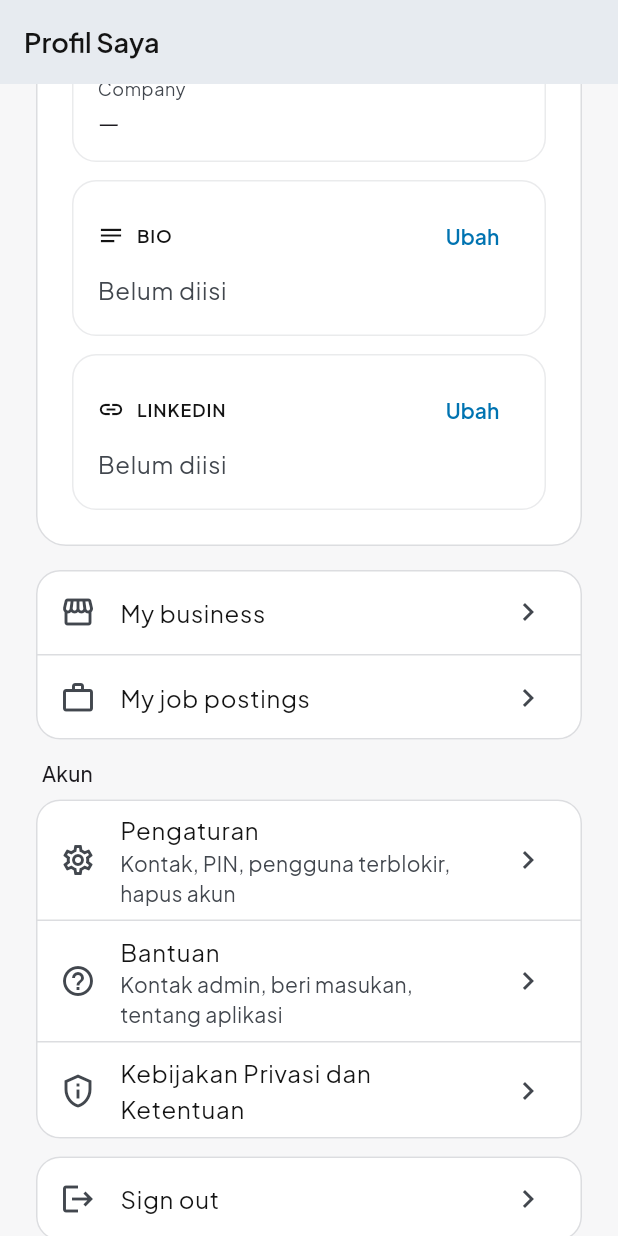
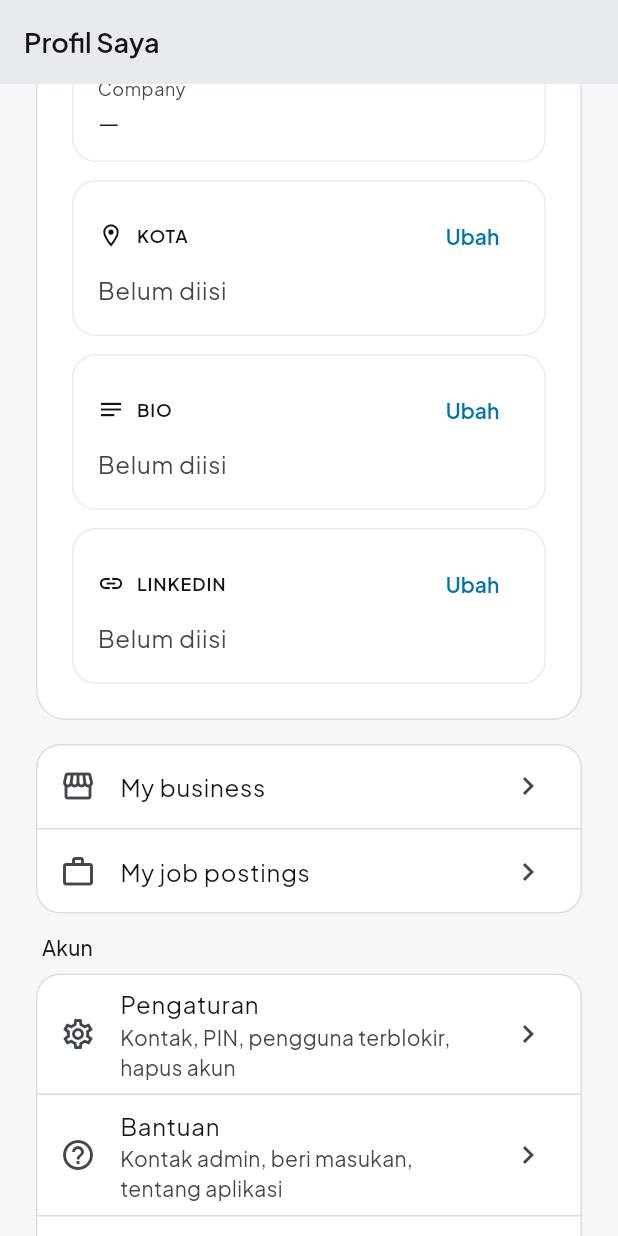
Before and after one commit to FarrelAlfarabi/Undip-Alumni-Connect, a Flutter app: the ProfileDetailScreen screen opened directly with empty values, scrolled down 576 dp, on a phone screen of 412 x 824 dp. Run offline on Flutter 3.47's test engine with Material 3 defaults, Android fonts, the phone set to English and light mode, and no system bars; our stand-ins replace file_picker, flutter_dotenv, flutter_secure_storage, google_fonts, local_auth, package_info_plus and 1 more; accounts and stored records are empty; network calls fail.

Commit message:
Give city its own edit on Profile
Co-Authored-By: Claude Sonnet 5.5 <noreply@anthropic.com>
Claude-Session: https://claude.ai/code/session_01TXhGFPwxcmyxY2d6JGhFZb

```diff
--- a/lib/screens/profile_detail_screen.dart
+++ b/lib/screens/profile_detail_screen.dart
@@ -22,6 +22,7 @@ import 'settings_screen.dart';
 import 'chat_screen.dart';
 import 'profile_photo_screen.dart';
 import 'profile_bio_screen.dart';
+import 'profile_city_screen.dart';
 import 'profile_linkedin_screen.dart';
 import 'profile_setup_screen.dart';
 import 'request_contact_sheet.dart';
@@ -153,6 +154,32 @@ class _ProfileDetailScreenState extends State<ProfileDetailScreen> {
 
   /// Bio and LinkedIn: others see them only when filled; I always see both,
   /// with Ubah, so I can add them.
+  /// My city, with its own Ubah (only on my own profile; others see it in
+  /// the header line).
+  List<Widget> _cityPanel(ThemeData theme) {
+    if (!widget.showEditButton) return const [];
+    final city = (_profile['city'] as String?)?.trim() ?? '';
+    return [
+      const SizedBox(height: 12),
+      KeyedSubtree(
+        key: const Key('profile-city'),
+        child: _panel(
+          theme,
+          icon: Icons.location_on_outlined,
+          title: 'Kota',
+          action: TextButton(
+            key: const Key('edit-city'),
+            onPressed: () => _editField(
+              ProfileCityScreen(profile: _profile, save: widget.saveFields),
+            ),
+            child: const Text('Ubah'),
+          ),
+          children: [_valueLine(theme, city)],
+        ),
+      ),
+    ];
+  }
+
   List<Widget> _bioAndLinkedIn(ThemeData theme) {
     final bio = (_profile['bio'] as String?)?.trim() ?? '';
     final linkedin = (_profile['linkedin_url'] as String?)?.trim() ?? '';
@@ -618,6 +645,7 @@ class _ProfileDetailScreenState extends State<ProfileDetailScreen> {
                               ],
                             ),
                           ],
+                          ..._cityPanel(theme),
                           ..._bioAndLinkedIn(theme),
                         ],
                       ),
```
Also changed, not shown: lib/screens/profile_city_screen.dart (added, +108 -0 lines), lib/screens/profile_setup_screen.dart (+2 -29 lines), 4 other files.
